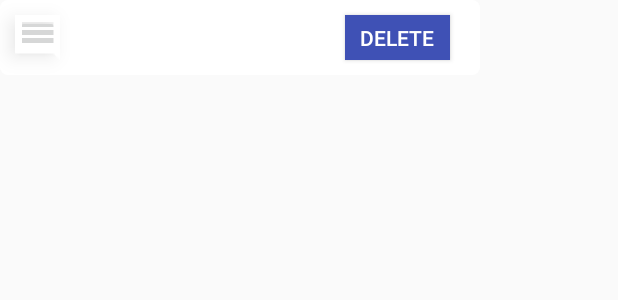
After one commit to JolinZhang/Cartopia, an Android app: the layout comment_list_item.xml on its own in the app's theme, with its tools: preview values and no code run, on a phone screen of 412 x 824 dp. The commit adds this screen. Shown: the top 300 px of the screen. Run offline under Robolectric (Android 15) with nearby library versions, the phone set to English and light mode, and no system bars.

Commit message:
show comment list in car details activities

```diff
--- a/app/build.gradle
+++ b/app/build.gradle
@@ -7,7 +7,7 @@ android {
 
     defaultConfig {
         applicationId "com.example.jonelezhang.cartopia"
-        minSdkVersion 19
+        minSdkVersion 21
         targetSdkVersion 23
         versionCode 1
         versionName "1.0"
--- /dev/null
+++ b/app/src/main/res/drawable/oval.xml
@@ -0,0 +1,6 @@
+<?xml version="1.0" encoding ="utf-8"?>
+<shape
+    xmlns:android="http://schemas.android.com/apk/res/android"
+    android:shape="oval">
+    <solid android:color='#FF4081'></solid>
+</shape>
--- a/app/src/main/res/layout/buy_tool_bar.xml
+++ b/app/src/main/res/layout/buy_tool_bar.xml
@@ -1,4 +1,5 @@
 <?xml version="1.0" encoding="utf-8"?>
+<!--action bar-->
 <android.support.v7.widget.Toolbar
     xmlns:android="http://schemas.android.com/apk/res/android"
     android:layout_width="match_parent"
--- /dev/null
+++ b/app/src/main/res/layout/comment_list_item.xml
@@ -0,0 +1,42 @@
+<?xml version="1.0" encoding="utf-8"?>
+<LinearLayout
+    xmlns:android="http://schemas.android.com/apk/res/android"
+    android:layout_width="320dp"
+    android:layout_height="wrap_content"
+    android:orientation="horizontal"
+    android:background="@drawable/buy_card">
+
+    <ImageButton
+        android:layout_width="30dp"
+        android:layout_height="30dp"
+        android:elevation="10dp"
+        android:layout_margin="10dp"
+        android:id = "@+id/comment_icon"
+        android:src="@mipmap/ic_comment"
+        />
+    <!--comment user and comment-->
+    <LinearLayout
+        android:layout_height="wrap_content"
+        android:layout_width="180dp"
+        android:orientation="vertical">
+        <TextView
+            android:layout_width="wrap_content"
+            android:layout_height="wrap_content"
+            android:id="@+id/comment_user"/>
+        <TextView
+            android:layout_width="wrap_content"
+            android:layout_height="wrap_content"
+            android:id="@+id/comment_content"/>
+        </LinearLayout>
+    <!--delete button-->
+    <android.support.v7.widget.AppCompatButton
+        android:id="@+id/comment_delete"
+        android:layout_width="70dp"
+        android:layout_height="30dp"
+        android:layout_gravity="center_vertical"
+        android:text="Delete"
+        android:textColor="#ffffff"
+        android:background="#3f51b5"
+        android:elevation="10dp"/>
+
+</LinearLayout>
```
Also changed, not shown: app/src/main/java/com/example/jonelezhang/cartopia/CarDetails.java (+56 -2 lines), app/src/main/java/com/example/jonelezhang/cartopia/CarDetailsCommentsAdapter.java (added, +57 -0 lines), app/src/main/java/com/example/jonelezhang/cartopia/CarDetailsCommentsItem.java (added, +29 -0 lines), app/src/main/java/com/example/jonelezhang/cartopia/CarDetailsGridViewScrollable.java (added, +29 -0 lines), app/src/main/res/layout/activity_car_details.xml (+7 -4 lines).
